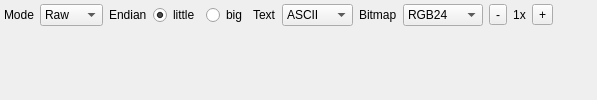
Qt form ui/DataViewShell.ui (DusteDdk/Breco) before a commit.
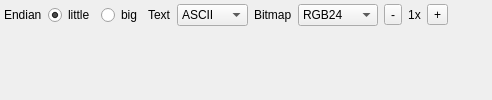
The same form after that commit.

Patch:
```diff
--- a/ui/DataViewShell.ui
+++ b/ui/DataViewShell.ui
@@ -36,32 +36,6 @@
       <property name="bottomMargin">
        <number>4</number>
       </property>
-      <item>
-       <widget class="QLabel" name="modeLabel">
-        <property name="text">
-         <string>Mode</string>
-        </property>
-       </widget>
-      </item>
-      <item>
-       <widget class="QComboBox" name="modeComboBox">
-        <item>
-         <property name="text">
-          <string>Raw</string>
-         </property>
-        </item>
-        <item>
-         <property name="text">
-          <string>Struct</string>
-         </property>
-        </item>
-        <item>
-         <property name="text">
-          <string>Image</string>
-         </property>
-        </item>
-       </widget>
-      </item>
       <item>
        <widget class="QLabel" name="endianLabel">
         <property name="text">
@@ -197,7 +171,7 @@
     </widget>
    </item>
    <item>
-    <widget class="QStackedWidget" name="bodyStackedWidget"/>
+    <widget class="QWidget" name="bodyHost" native="true"/>
    </item>
   </layout>
  </widget>
```
